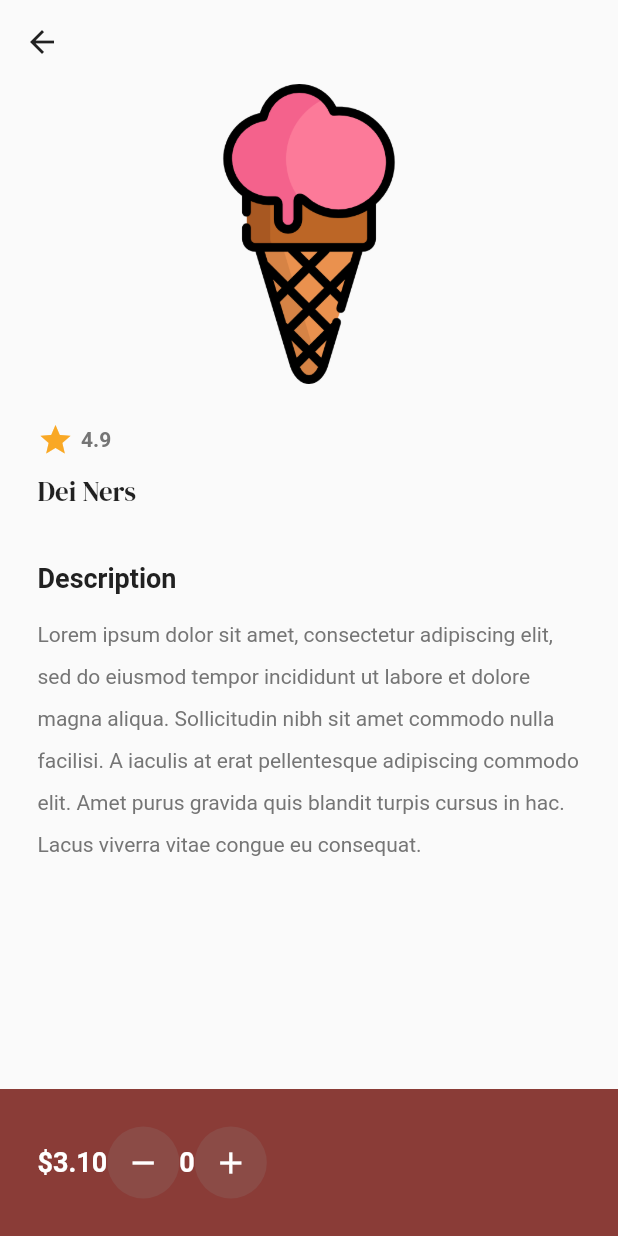
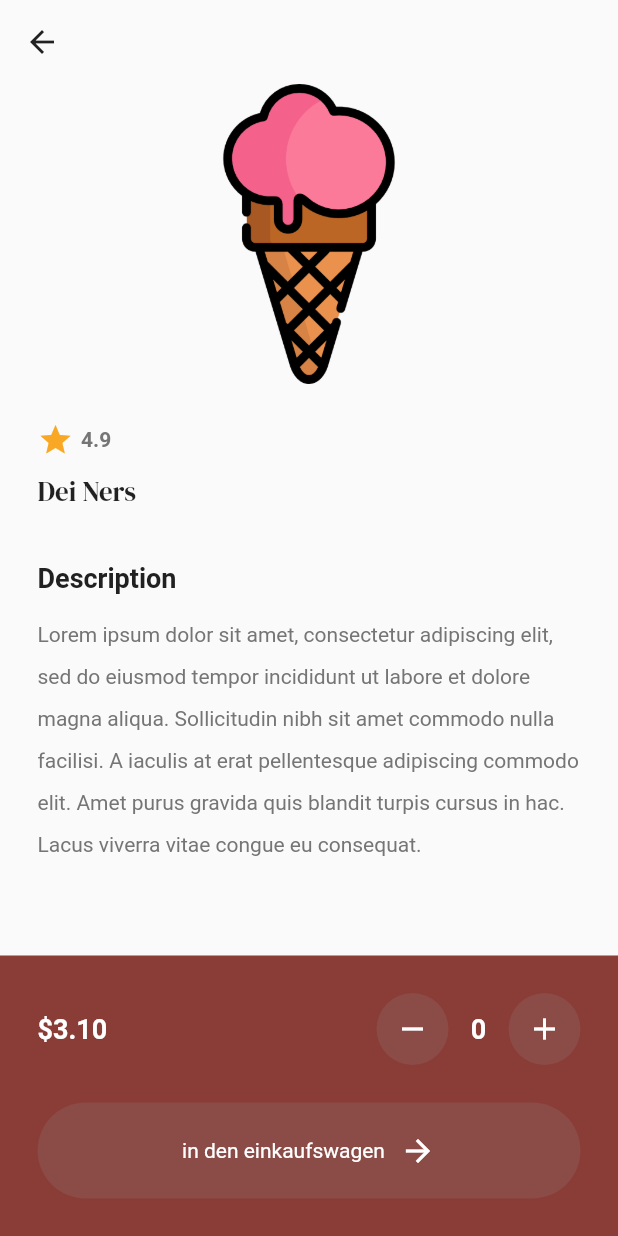
Before and after one commit to muhammedrishadpe/Eis, a Flutter app: the MenuPage screen opened by its route, after a tap on "Dei Ners", on a phone screen of 412 x 824 dp. Run offline on Flutter 3.47's test engine with Material 2 defaults, Android fonts, the phone set to English and light mode, and no system bars; our stand-ins replace google_fonts.

Commit message:
added in den einkaufswagen and updated

```diff
--- a/lib/pages/food_details_page.dart
+++ b/lib/pages/food_details_page.dart
@@ -1,4 +1,5 @@
 // ignore_for_file: public_member_api_docs, sort_constructors_first
+import 'package:eis/components/button.dart';
 import 'package:eis/theme/colors.dart';
 import 'package:flutter/material.dart';
 import 'package:google_fonts/google_fonts.dart';
@@ -24,7 +25,9 @@ class _FoodDetailPageState extends State<FoodDetailPage> {
 // decrement quantity
   void decrementQuantity() {
     setState(() {
+      if (quantityCount > 0) {
         quantityCount--;
+      }
     });
   }
 
@@ -34,6 +37,9 @@ class _FoodDetailPageState extends State<FoodDetailPage> {
       quantityCount++;
     });
   }
+
+  // Add to cart
+  void addToCart() {}
 
   @override
   Widget build(BuildContext context) {
@@ -135,6 +141,7 @@ class _FoodDetailPageState extends State<FoodDetailPage> {
               children: [
                 // price + quantity
                 Row(
+                  mainAxisAlignment: MainAxisAlignment.spaceBetween,
                   children: [
                     // price
                     Text(
@@ -163,14 +170,19 @@ class _FoodDetailPageState extends State<FoodDetailPage> {
                             onPressed: decrementQuantity,
                           ),
                         )
-                        // quantity button
+                        // quantity count
                         ,
-                        Text(
+                        SizedBox(
+                          width: 40,
+                          child: Center(
+                            child: Text(
                               quantityCount.toString(),
                               style: const TextStyle(
                                 color: Colors.white,
                                 fontWeight: FontWeight.bold,
                                 fontSize: 18,
+                              ),
+                            ),
                           ),
                         ),
                         //plus button
@@ -192,8 +204,14 @@ class _FoodDetailPageState extends State<FoodDetailPage> {
                     )
                   ],
                 ),
-
+                const SizedBox(
+                  height: 25,
+                ),
                 // add to cart button
+                MyButton(
+                  text: "in den einkaufswagen",
+                  onTap: addToCart,
+                ),
               ],
             ),
           ),
--- a/lib/pages/menu_page.dart
+++ b/lib/pages/menu_page.dart
@@ -27,12 +27,12 @@ class MenuPage extends StatelessWidget {
       Eis(
           name: "Eis Fontanella",
           price: "4.30",
-          imagePath: "lib/images/ice-cream(1).png",
+          imagePath: "lib/images/ice-cream(3).png",
           rating: "4.5"),
       Eis(
           name: "Leopold's",
           price: "3.85",
-          imagePath: "lib/images/ice-cream(1).png",
+          imagePath: "lib/images/ice-cream(4).png",
           rating: "3.5"),
     ];
 
```
Also changed, not shown: lib/models/shop.dart (added). Lines whose indentation alone changed are shown as unchanged.
